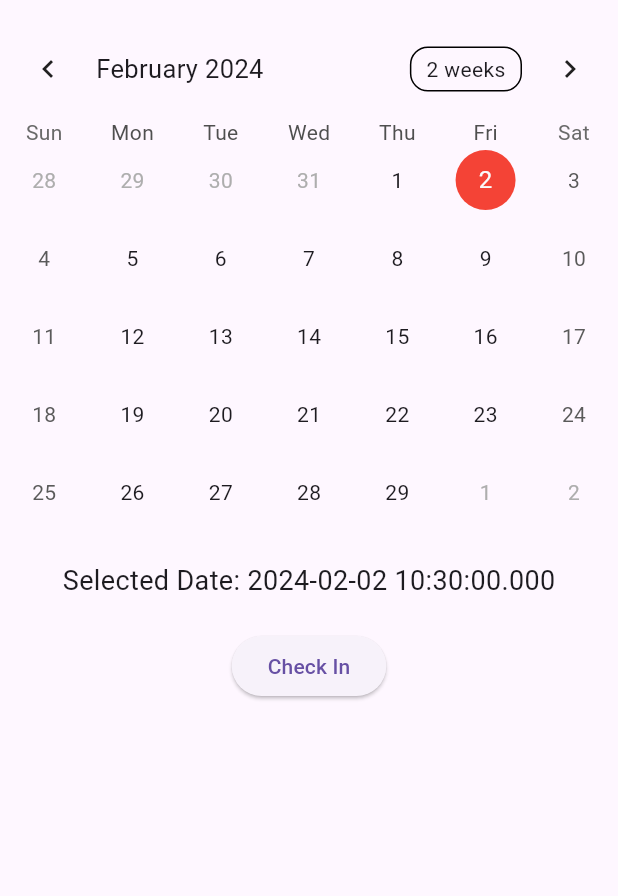
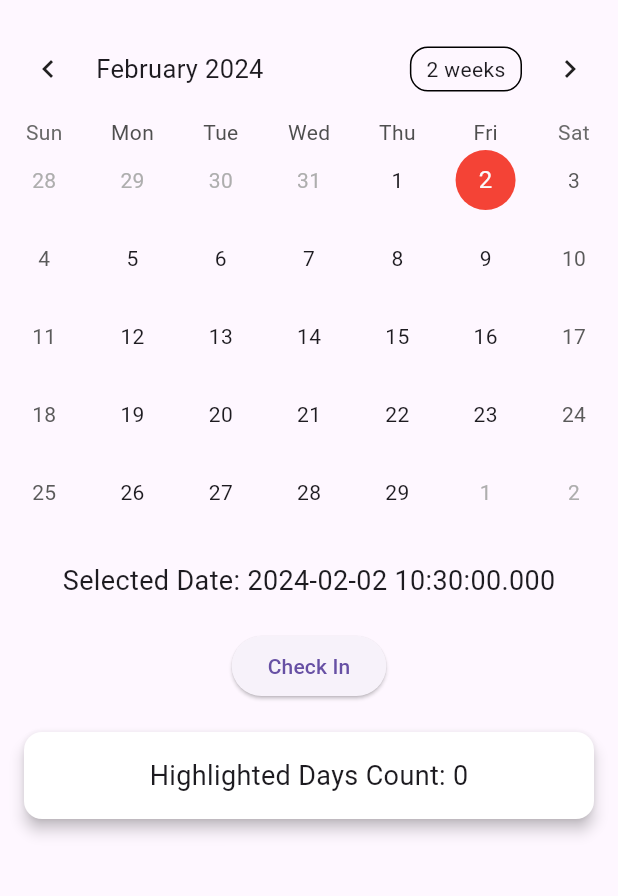
Before and after one commit to wcnjing/Come2Werk, a Flutter app: the AttendanceScreen screen opened directly, on a phone screen of 412 x 824 dp, the part 63-959 px from its top. Run offline on Flutter 3.47's test engine with Material 3 defaults, Android fonts, the phone set to English and light mode, and no system bars; drawn by our look-alikes of table_calendar; our stand-ins replace firebase_auth, firebase_core, flutter_bluetooth_serial, fluttertoast; accounts and stored records are empty.

Commit message:
edited calendar

```diff
--- a/lib/screens/MyAttendancePage.dart
+++ b/lib/screens/MyAttendancePage.dart
@@ -73,6 +73,21 @@ class _AttendanceScreenState extends State<AttendanceScreen> {
             },
             child: Text('Check In'),
           ),
+          SizedBox(height: 20),
+          Card(
+            elevation: 4,
+            margin: EdgeInsets.symmetric(horizontal: 16), // Adjust margin as needed
+            color: Colors.white, // Set background color to white
+            child: Padding(
+              padding: EdgeInsets.all(16),
+              child: Center(
+                child: Text(
+                  'Highlighted Days Count: ${countHighlightedDays()}',
+                  style: TextStyle(fontSize: 18),
+                ),
+              ),
+            ),
+          ),
         ],
       ),
     );
@@ -81,4 +96,17 @@ class _AttendanceScreenState extends State<AttendanceScreen> {
   bool isSameDay(DateTime a, DateTime b) {
     return a.year == b.year && a.month == b.month && a.day == b.day;
   }
+
+  int countHighlightedDays() {
+    DateTime startDate = DateTime.now().subtract(Duration(days: 30));
+    DateTime endDate = DateTime.now().add(Duration(days: 30));
+
+    int count = 0;
+    for (DateTime date in _highlightedDates) {
+      if (date.isAfter(startDate) && date.isBefore(endDate)) {
+        count++;
+      }
+    }
+    return count;
+  }
 }
```
